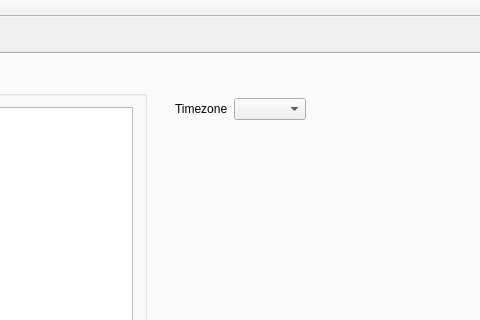
First picture: the form in mainwindow.ui, repository debelyoo/catamaran-ui, before the edit; both pictures show x 597 to 1077 and y 0 to 320 of the 1360 by 730 pixel window.
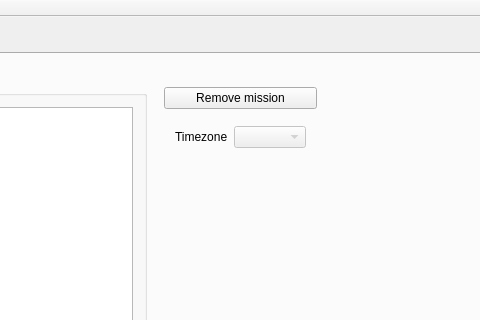
Second picture: the form after the edit. The open tabs and pages were chosen to show the change. Icons and pictures are not drawn.

Commit message: refactor mission export

What changed in the file:
```diff
--- a/mainwindow.ui
+++ b/mainwindow.ui
@@ -1430,6 +1430,19 @@
               </size>
              </property>
              <layout class="QVBoxLayout" name="verticalLayout_11">
+              <item>
+               <widget class="QPushButton" name="removeMissionBtn">
+                <property name="sizePolicy">
+                 <sizepolicy hsizetype="Preferred" vsizetype="Fixed">
+                  <horstretch>0</horstretch>
+                  <verstretch>0</verstretch>
+                 </sizepolicy>
+                </property>
+                <property name="text">
+                 <string>Remove mission</string>
+                </property>
+               </widget>
+              </item>
               <item>
                <widget class="QWidget" name="widget_3" native="true">
                 <layout class="QHBoxLayout" name="horizontalLayout_8">
@@ -1441,7 +1454,11 @@
                   </widget>
                  </item>
                  <item>
-                  <widget class="QComboBox" name="comboBoxTimezone"/>
+                  <widget class="QComboBox" name="comboBoxTimezone">
+                   <property name="enabled">
+                    <bool>false</bool>
+                   </property>
+                  </widget>
                  </item>
                 </layout>
                </widget>
```
Left out of the diff: 12 changed lines with no effect on the pictures. The commit also changes 6 other files.
